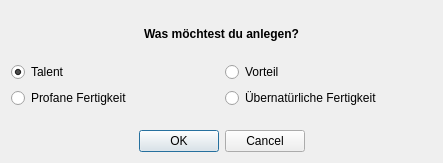
This is UI/DatenbankSelectType.ui in Aeolitus/Sephrasto as Qt 5 draws it before an edit. The edited form follows.
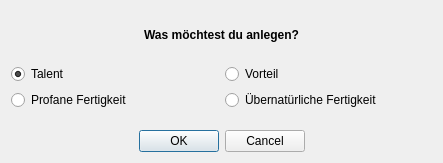
This is the edited form.

The edit to the form file:
```diff
--- a/UI/DatenbankSelectType.ui
+++ b/UI/DatenbankSelectType.ui
@@ -34,6 +34,12 @@
      </item>
      <item>
       <widget class="QLabel" name="label">
+       <property name="minimumSize">
+        <size>
+         <width>0</width>
+         <height>20</height>
+        </size>
+       </property>
        <property name="font">
         <font>
          <weight>75</weight>
@@ -68,6 +74,12 @@
       <layout class="QGridLayout" name="gridLayout">
        <item row="0" column="0">
         <widget class="QRadioButton" name="buttonTalent">
+         <property name="minimumSize">
+          <size>
+           <width>0</width>
+           <height>20</height>
+          </size>
+         </property>
          <property name="text">
           <string>Talent</string>
          </property>
@@ -78,6 +90,12 @@
        </item>
        <item row="1" column="1">
         <widget class="QRadioButton" name="buttonUebernatuerlich">
+         <property name="minimumSize">
+          <size>
+           <width>0</width>
+           <height>20</height>
+          </size>
+         </property>
          <property name="text">
           <string>Übernatürliche Fertigkeit</string>
          </property>
@@ -85,6 +103,12 @@
        </item>
        <item row="1" column="0">
         <widget class="QRadioButton" name="buttonFertigkeit">
+         <property name="minimumSize">
+          <size>
+           <width>0</width>
+           <height>20</height>
+          </size>
+         </property>
          <property name="text">
           <string>Profane Fertigkeit</string>
          </property>
@@ -92,6 +116,12 @@
        </item>
        <item row="0" column="1">
         <widget class="QRadioButton" name="buttonVorteil">
+         <property name="minimumSize">
+          <size>
+           <width>0</width>
+           <height>20</height>
+          </size>
+         </property>
          <property name="text">
           <string>Vorteil</string>
          </property>
```
